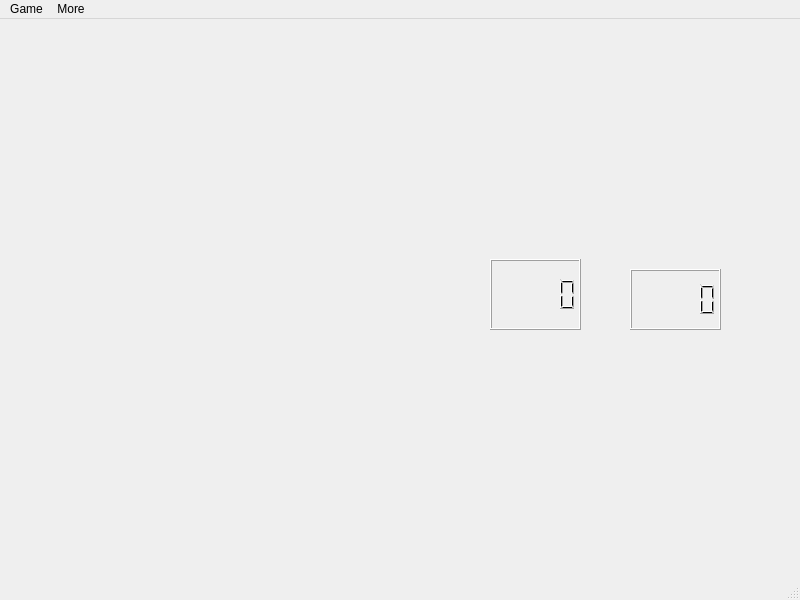
wingle18/Reversi-3.0, file mainwindow.ui: the form before one commit.
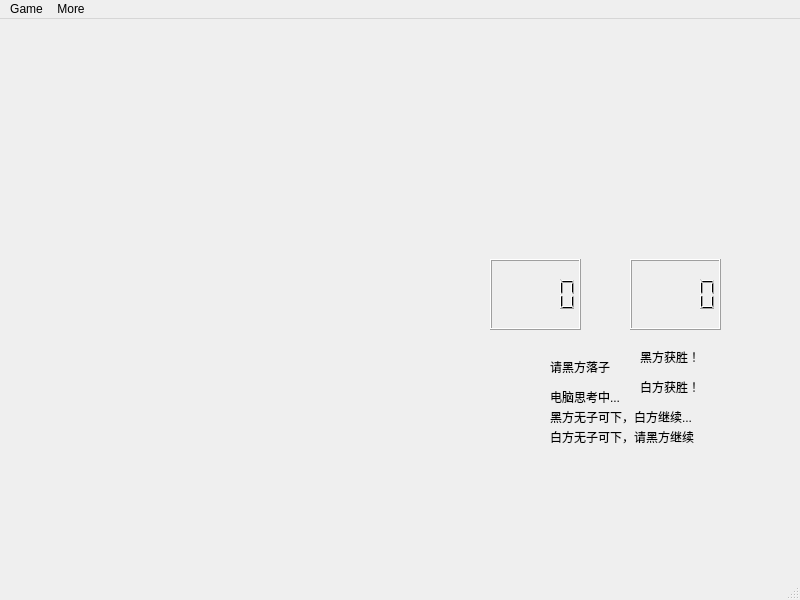
The form after the commit. Icons and pictures are not drawn.

```diff
--- a/mainwindow.ui
+++ b/mainwindow.ui
@@ -28,9 +28,9 @@
     <property name="geometry">
      <rect>
       <x>630</x>
-      <y>250</y>
+      <y>240</y>
       <width>91</width>
-      <height>61</height>
+      <height>71</height>
      </rect>
     </property>
    </widget>
@@ -66,6 +66,84 @@
      <pixmap resource="image.qrc">:/new/prefix1/white.jpg</pixmap>
     </property>
    </widget>
+   <widget class="QLabel" name="black_drop">
+    <property name="geometry">
+     <rect>
+      <x>550</x>
+      <y>340</y>
+      <width>71</width>
+      <height>16</height>
+     </rect>
+    </property>
+    <property name="text">
+     <string>请黑方落子</string>
+    </property>
+   </widget>
+   <widget class="QLabel" name="white_drop">
+    <property name="geometry">
+     <rect>
+      <x>550</x>
+      <y>370</y>
+      <width>101</width>
+      <height>16</height>
+     </rect>
+    </property>
+    <property name="text">
+     <string>电脑思考中...</string>
+    </property>
+   </widget>
+   <widget class="QLabel" name="white_continue">
+    <property name="geometry">
+     <rect>
+      <x>550</x>
+      <y>390</y>
+      <width>191</width>
+      <height>16</height>
+     </rect>
+    </property>
+    <property name="text">
+     <string>黑方无子可下，白方继续...</string>
+    </property>
+   </widget>
+   <widget class="QLabel" name="black_continue">
+    <property name="geometry">
+     <rect>
+      <x>550</x>
+      <y>410</y>
+      <width>171</width>
+      <height>16</height>
+     </rect>
+    </property>
+    <property name="text">
+     <string>白方无子可下，请黑方继续</string>
+    </property>
+   </widget>
+   <widget class="QLabel" name="black_win">
+    <property name="geometry">
+     <rect>
+      <x>640</x>
+      <y>330</y>
+      <width>81</width>
+      <height>16</height>
+     </rect>
+    </property>
+    <property name="text">
+     <string>黑方获胜！</string>
+    </property>
+   </widget>
+   <widget class="QLabel" name="white_win">
+    <property name="geometry">
+     <rect>
+      <x>640</x>
+      <y>360</y>
+      <width>59</width>
+      <height>16</height>
+     </rect>
+    </property>
+    <property name="text">
+     <string>白方获胜！</string>
+    </property>
+   </widget>
   </widget>
   <widget class="QMenuBar" name="menubar">
    <property name="geometry">
```
